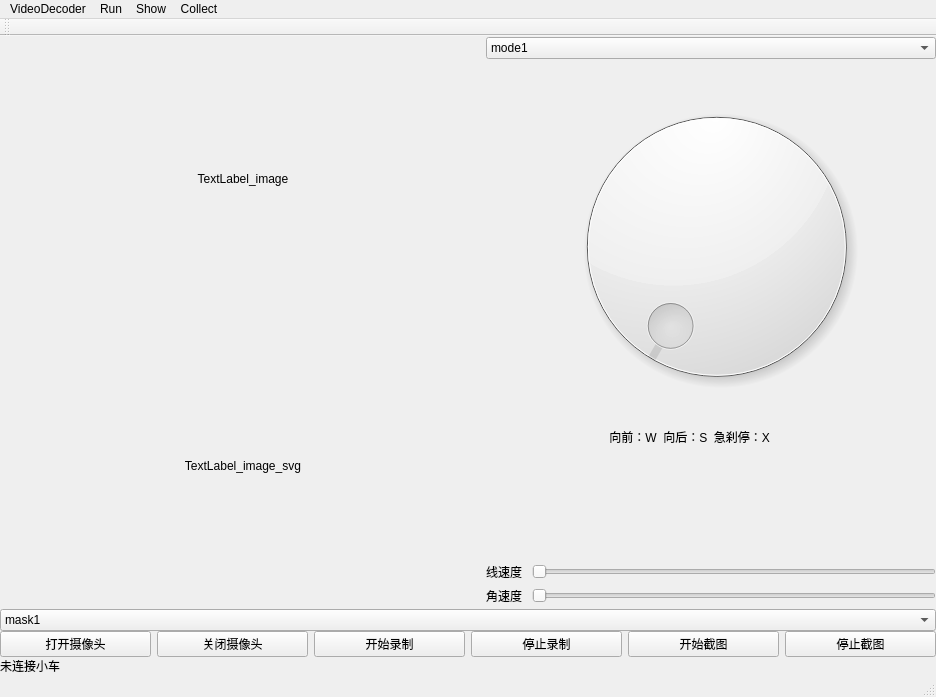
Above: nav.autolabor/mainwindow.ui from blacksherry0831/gSLICr before the change. Below: the same form after it.
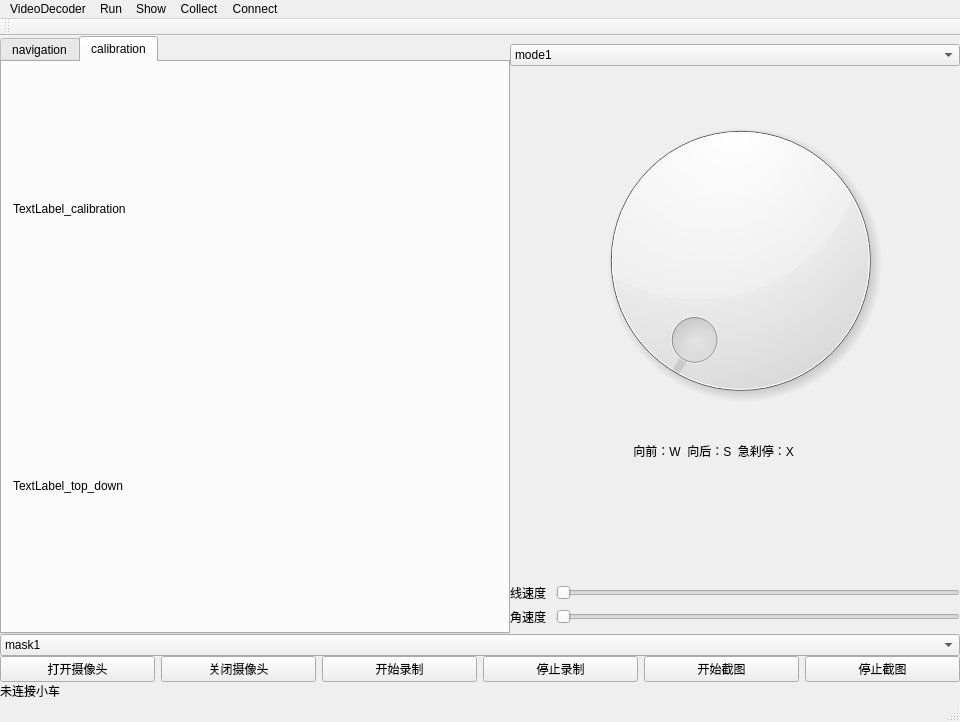
That is the form after the change. Custom widgets are drawn as their Qt base class.

What changed in the file:
```diff
--- a/nav.autolabor/mainwindow.ui
+++ b/nav.autolabor/mainwindow.ui
@@ -6,8 +6,8 @@
    <rect>
     <x>0</x>
     <y>0</y>
-    <width>936</width>
-    <height>697</height>
+    <width>960</width>
+    <height>708</height>
    </rect>
   </property>
   <property name="windowTitle">
@@ -36,7 +36,7 @@
        <number>0</number>
       </property>
       <item>
-       <layout class="QVBoxLayout" name="verticalLayout_6" stretch="1,1">
+       <layout class="QVBoxLayout" name="verticalLayout_6" stretch="0">
         <property name="spacing">
          <number>1</number>
         </property>
@@ -44,6 +44,16 @@
          <enum>QLayout::SetMaximumSize</enum>
         </property>
         <item>
+         <widget class="QTabWidget" name="tabWidget">
+          <property name="currentIndex">
+           <number>1</number>
+          </property>
+          <widget class="QWidget" name="tab">
+           <attribute name="title">
+            <string>navigation</string>
+           </attribute>
+           <layout class="QVBoxLayout" name="verticalLayout_8">
+            <item>
          <widget class="QLabel" name="label_Image">
           <property name="minimumSize">
            <size>
@@ -115,6 +125,55 @@
          </widget>
         </item>
        </layout>
+          </widget>
+          <widget class="QWidget" name="tab_2">
+           <attribute name="title">
+            <string>calibration</string>
+           </attribute>
+           <layout class="QVBoxLayout" name="verticalLayout_9">
+            <item>
+             <widget class="QLabel" name="label_calibration">
+              <property name="minimumSize">
+               <size>
+                <width>480</width>
+                <height>270</height>
+               </size>
+              </property>
+              <property name="maximumSize">
+               <size>
+                <width>1920</width>
+                <height>1080</height>
+               </size>
+              </property>
+              <property name="text">
+               <string>TextLabel_calibration</string>
+              </property>
+             </widget>
+            </item>
+            <item>
+             <widget class="QLabel" name="label_top_down">
+              <property name="minimumSize">
+               <size>
+                <width>480</width>
+                <height>270</height>
+               </size>
+              </property>
+              <property name="maximumSize">
+               <size>
+                <width>1920</width>
+                <height>1080</height>
+               </size>
+              </property>
+              <property name="text">
+               <string>TextLabel_top_down</string>
+              </property>
+             </widget>
+            </item>
+           </layout>
+          </widget>
+         </widget>
+        </item>
+       </layout>
       </item>
       <item>
        <layout class="QVBoxLayout" name="verticalLayout_5">
@@ -443,7 +502,7 @@
     <rect>
      <x>0</x>
      <y>0</y>
-     <width>936</width>
+     <width>960</width>
      <height>23</height>
     </rect>
    </property>
@@ -489,10 +548,17 @@
     <addaction name="actionCollectOnce"/>
     <addaction name="actionCollectAlways"/>
    </widget>
+   <widget class="QMenu" name="menuConnect">
+    <property name="title">
+     <string>Connect</string>
+    </property>
+    <addaction name="action_toggle_calibration_SVG_SRC"/>
+   </widget>
    <addaction name="menuVideoDecoder"/>
    <addaction name="menuRun"/>
    <addaction name="menuShow"/>
    <addaction name="menuCollect"/>
+   <addaction name="menuConnect"/>
   </widget>
   <widget class="QToolBar" name="mainToolBar">
    <attribute name="toolBarArea">
```
Left out of the diff: 8 changed lines with no effect on the pictures. Lines whose indentation alone changed are shown as unchanged.
